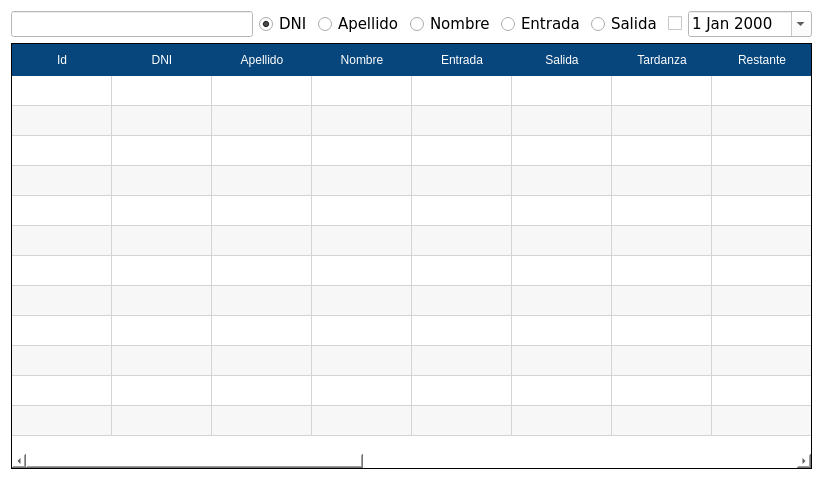
First picture: the form in Forms/Asistencia/Asistencias.ui, repository BryanCSPlay/AsistenciasProfesoresPy, before the edit.
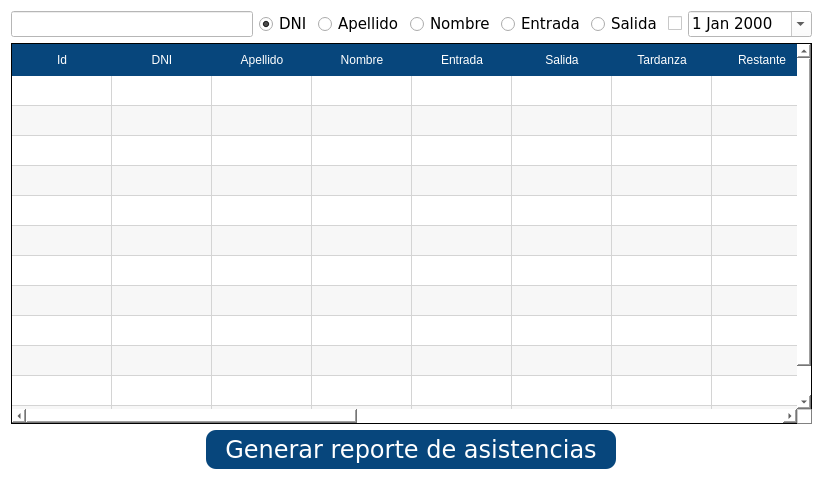
Second picture: the form after the edit.

Patch:
```diff
--- a/Forms/Asistencia/Asistencias.ui
+++ b/Forms/Asistencia/Asistencias.ui
@@ -362,6 +362,47 @@
      </item>
     </layout>
    </item>
+   <item>
+    <layout class="QHBoxLayout" name="horizontalLayout_3">
+     <item>
+      <widget class="QPushButton" name="bt_reporte">
+       <property name="minimumSize">
+        <size>
+         <width>0</width>
+         <height>39</height>
+        </size>
+       </property>
+       <property name="maximumSize">
+        <size>
+         <width>410</width>
+         <height>41</height>
+        </size>
+       </property>
+       <property name="font">
+        <font>
+         <family>Verdana</family>
+         <pointsize>18</pointsize>
+         <weight>50</weight>
+         <italic>false</italic>
+         <bold>false</bold>
+        </font>
+       </property>
+       <property name="focusPolicy">
+        <enum>Qt::NoFocus</enum>
+       </property>
+       <property name="styleSheet">
+        <string notr="true">background-color: rgb(7, 70, 124);
+font: 18pt &quot;Verdana&quot;;
+border-radius: 10px;
+color: rgb(255, 255, 255);</string>
+       </property>
+       <property name="text">
+        <string>Generar reporte de asistencias</string>
+       </property>
+      </widget>
+     </item>
+    </layout>
+   </item>
   </layout>
  </widget>
  <resources/>
```
